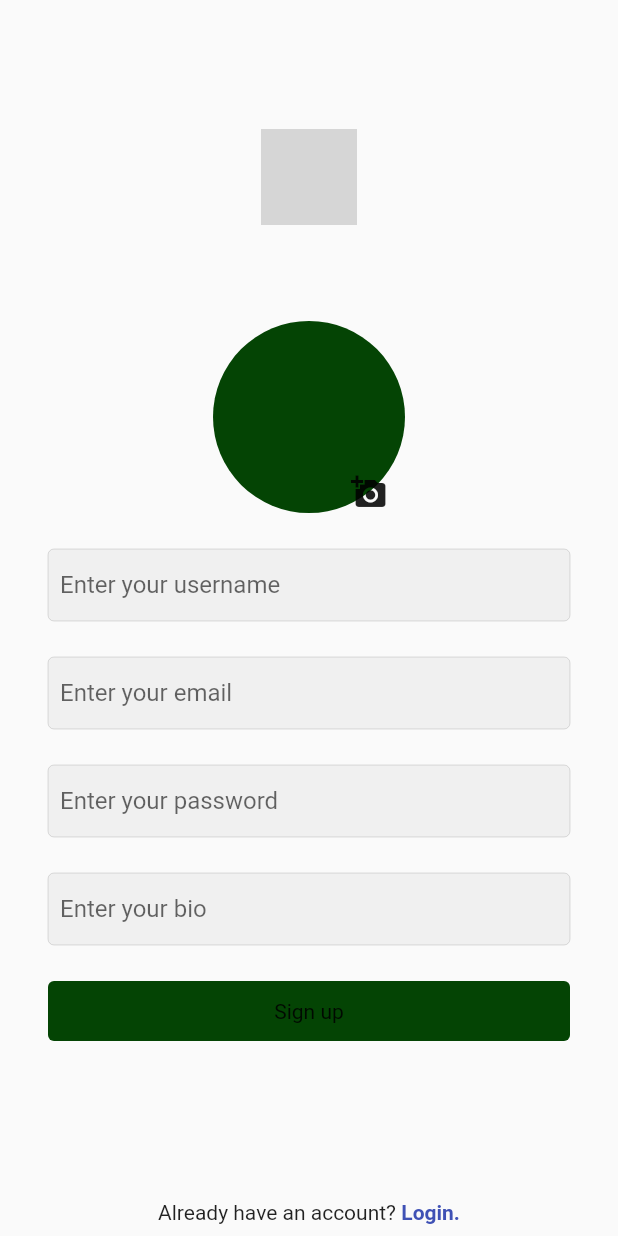
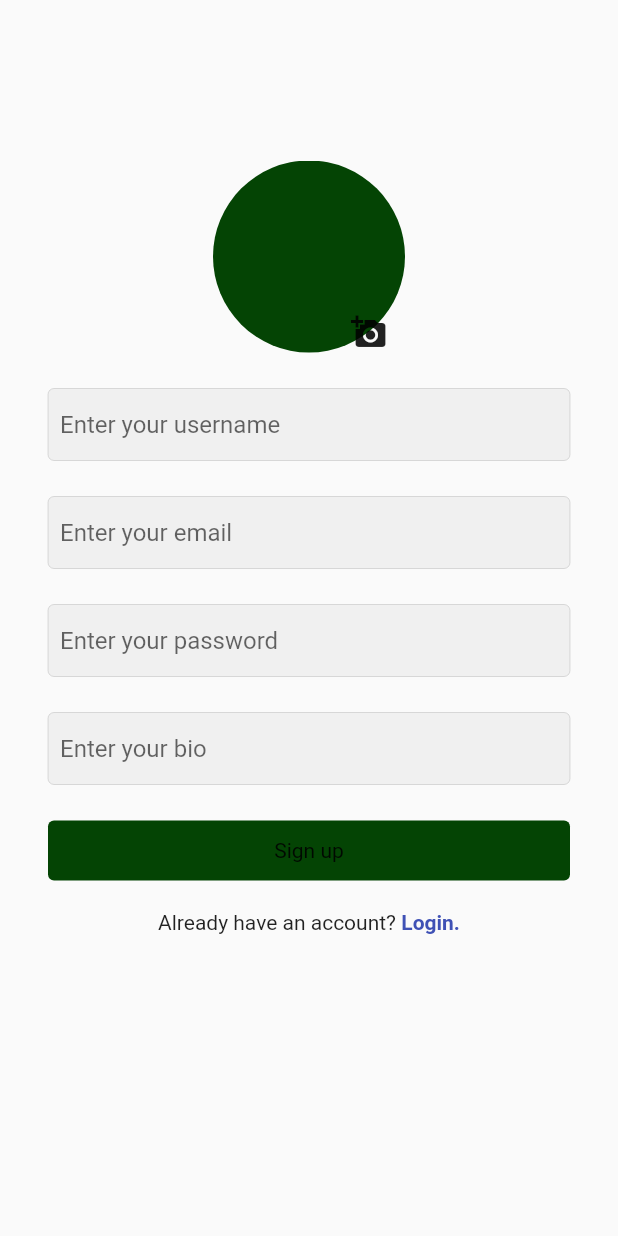
Before and after one commit to samir-benabadji/SpeeChat, a Flutter app: the ProfileScreen screen opened directly, after a tap on "Sign Out", after a tap on "Signup.", on a phone screen of 412 x 824 dp. Run offline on Flutter 3.47's test engine with Material 2 defaults, Android fonts, the phone set to English and light mode, and no system bars; our stand-ins replace cloud_firestore, firebase_auth, firebase_storage, flutter_svg, image_picker; accounts and stored records are empty; network calls fail; grey boxes are pictures that could not be loaded.

Commit message:
Fixing Some bugs
Fixing Some bugs  in the Login + Profile + Signup Pages

```diff
--- a/lib/screens/login_screen.dart
+++ b/lib/screens/login_screen.dart
@@ -60,20 +60,19 @@ class _LoginScreenState extends State<LoginScreen> {
   Widget build(BuildContext context) {
     return Scaffold(
       resizeToAvoidBottomInset: false,
-      body: SafeArea(
+      body: SingleChildScrollView(
+        child: SafeArea(
           child: Container(
+            height: MediaQuery.of(context).size.height,
             padding: MediaQuery.of(context).size.width > webScreenSize
                 ? EdgeInsets.symmetric(
                     horizontal: MediaQuery.of(context).size.width / 3)
                 : const EdgeInsets.symmetric(horizontal: 32),
             width: double.infinity,
             child: Column(
+              mainAxisAlignment: MainAxisAlignment.center,
               crossAxisAlignment: CrossAxisAlignment.center,
               children: [
-              Flexible(
-                child: Container(),
-                flex: 2,
-              ),
                 Image.asset(
                   'assets/SpeeChatLogo.jpg',
                   height: 300,
@@ -122,10 +121,6 @@ class _LoginScreenState extends State<LoginScreen> {
                 const SizedBox(
                   height: 12,
                 ),
-              Flexible(
-                child: Container(),
-                flex: 2,
-              ),
                 Row(
                   mainAxisAlignment: MainAxisAlignment.center,
                   children: [
@@ -154,7 +149,11 @@ class _LoginScreenState extends State<LoginScreen> {
                     ),
                   ],
                 ),
+                const SizedBox(
+                  height: 150,
+                ),
               ],
+            ),
           ),
         ),
       ),
--- a/lib/screens/profile_screen.dart
+++ b/lib/screens/profile_screen.dart
@@ -77,6 +77,7 @@ class _ProfileScreenState extends State<ProfileScreen> {
               backgroundColor: mobileBackgroundColor,
               title: Text(
                 userData['username'],
+                style: TextStyle(color: Colors.lightBlue),
               ),
               centerTitle: false,
             ),
@@ -186,6 +187,7 @@ class _ProfileScreenState extends State<ProfileScreen> {
                         child: Text(
                           userData['username'],
                           style: TextStyle(
+                            color: Colors.lightBlue,
                             fontWeight: FontWeight.bold,
                           ),
                         ),
@@ -197,6 +199,7 @@ class _ProfileScreenState extends State<ProfileScreen> {
                         ),
                         child: Text(
                           userData['bio'],
+                          style: TextStyle(color: Colors.indigo),
                         ),
                       ),
                     ],
--- a/lib/screens/signup_screen.dart
+++ b/lib/screens/signup_screen.dart
@@ -83,22 +83,16 @@ class _SignupScreenState extends State<SignupScreen> {
   Widget build(BuildContext context) {
     return Scaffold(
       resizeToAvoidBottomInset: false,
-      body: SafeArea(
+      body: SingleChildScrollView(
+        child: SafeArea(
           child: Container(
+            height: MediaQuery.of(context).size.height,
             padding: const EdgeInsets.symmetric(horizontal: 32),
             width: double.infinity,
             child: Column(
+              mainAxisAlignment: MainAxisAlignment.center,
               crossAxisAlignment: CrossAxisAlignment.center,
               children: [
-              Flexible(
-                child: Container(),
-                flex: 2,
-              ),
-              SvgPicture.asset(
-                'assets/ic_instagram.svg',
-                color: primaryColor,
-                height: 64,
-              ),
                 const SizedBox(
                   height: 64,
                 ),
@@ -184,10 +178,6 @@ class _SignupScreenState extends State<SignupScreen> {
                 const SizedBox(
                   height: 12,
                 ),
-              Flexible(
-                child: Container(),
-                flex: 2,
-              ),
                 Row(
                   mainAxisAlignment: MainAxisAlignment.center,
                   children: [
@@ -216,7 +206,11 @@ class _SignupScreenState extends State<SignupScreen> {
                     ),
                   ],
                 ),
+                const SizedBox(
+                  height: 150,
+                ),
               ],
+            ),
           ),
         ),
       ),
```
Lines whose indentation alone changed are shown as unchanged.
